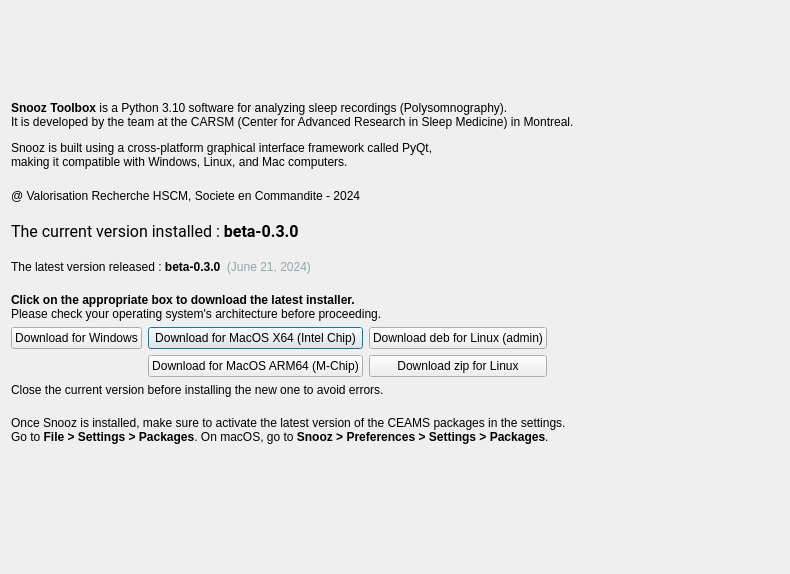
This is src/main/python/ui/Ui_AboutDialog.ui in SnoozToolbox/snooz-toolbox as Qt 5 draws it before an edit. The edited form follows.
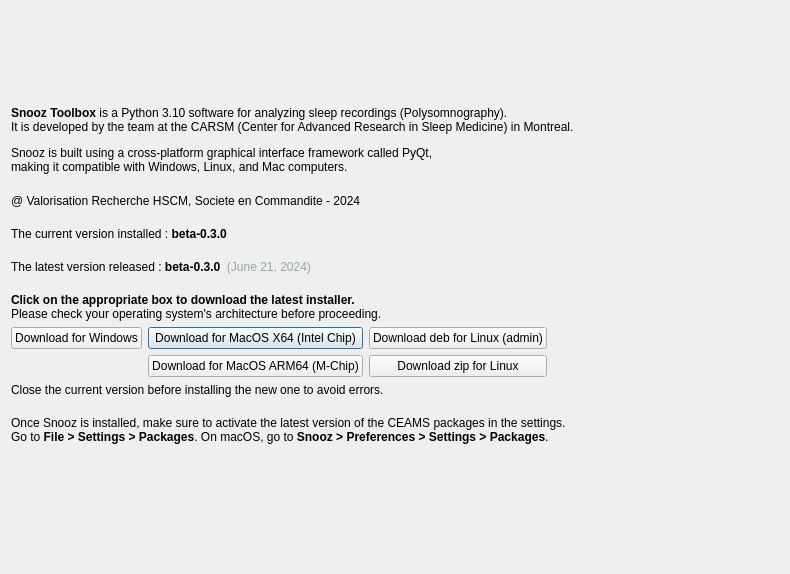
This is the edited form.

Commit message: Font step 3: old form fonts converted when a widget is shown

```diff
--- a/src/main/python/ui/Ui_AboutDialog.ui
+++ b/src/main/python/ui/Ui_AboutDialog.ui
@@ -37,14 +37,6 @@
        <height>100</height>
       </size>
      </property>
-     <property name="font">
-      <font>
-       <family>Roboto</family>
-       <pointsize>12</pointsize>
-       <italic>false</italic>
-       <bold>false</bold>
-      </font>
-     </property>
      <property name="frameShape">
       <enum>QFrame::Shape::NoFrame</enum>
      </property>
@@ -68,7 +60,7 @@
       </size>
      </property>
      <property name="text">
-      <string>&lt;html&gt;&lt;head/&gt;&lt;body&gt;&lt;p&gt;&lt;span style=&quot; font-weight:600;&quot;&gt;Snooz Toolbox&lt;/span&gt; is a Python 3.10 software for analyzing sleep recordings (Polysomnography).&lt;br/&gt;It is developed by the team at the CARSM (Center for Advanced Research in Sleep Medicine) in Montreal.&lt;/p&gt;&lt;p&gt;Snooz is built using a cross-platform graphical interface framework called PyQt, &lt;br/&gt;making it compatible with Windows, Linux, and Mac computers.&lt;br/&gt;&lt;/p&gt;&lt;/body&gt;&lt;/html&gt;</string>
+      <string>&lt;html&gt;&lt;head/&gt;&lt;body&gt;&lt;p&gt;&lt;span style=&quot; font-weight:700;&quot;&gt;Snooz Toolbox&lt;/span&gt; is a Python 3.10 software for analyzing sleep recordings (Polysomnography).&lt;br/&gt;It is developed by the team at the CARSM (Center for Advanced Research in Sleep Medicine) in Montreal.&lt;/p&gt;&lt;p&gt;Snooz is built using a cross-platform graphical interface framework called PyQt, &lt;br/&gt;making it compatible with Windows, Linux, and Mac computers.&lt;br/&gt;&lt;/p&gt;&lt;/body&gt;&lt;/html&gt;</string>
      </property>
      <property name="alignment">
       <set>Qt::AlignmentFlag::AlignLeading|Qt::AlignmentFlag::AlignLeft|Qt::AlignmentFlag::AlignVCenter</set>
@@ -103,16 +95,8 @@
    </item>
    <item>
     <widget class="QLabel" name="snooz_version_label">
-     <property name="font">
-      <font>
-       <family>Roboto</family>
-       <pointsize>12</pointsize>
-       <italic>false</italic>
-       <bold>false</bold>
-      </font>
-     </property>
      <property name="text">
-      <string>&lt;html&gt;&lt;head/&gt;&lt;body&gt;&lt;p&gt;The current version installed :&lt;span style=&quot; font-weight:600;&quot;&gt; beta-0.3.0&lt;/span&gt;&lt;/p&gt;&lt;/body&gt;&lt;/html&gt;</string>
+      <string>&lt;html&gt;&lt;head/&gt;&lt;body&gt;&lt;p&gt;The current version installed :&lt;span style=&quot; font-weight:700;&quot;&gt; beta-0.3.0&lt;/span&gt;&lt;/p&gt;&lt;/body&gt;&lt;/html&gt;</string>
      </property>
     </widget>
    </item>
```
Left out of the diff: 4 changed lines with no effect on the pictures. The commit also changes 13 other files.
